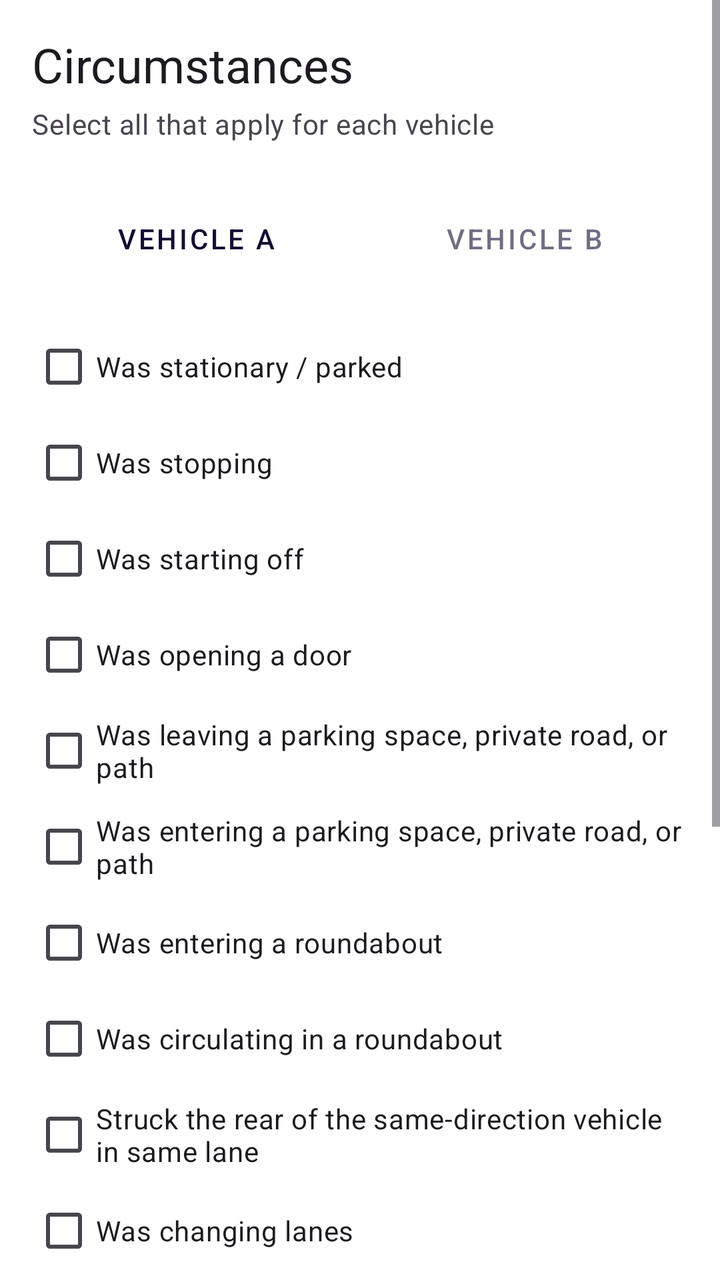
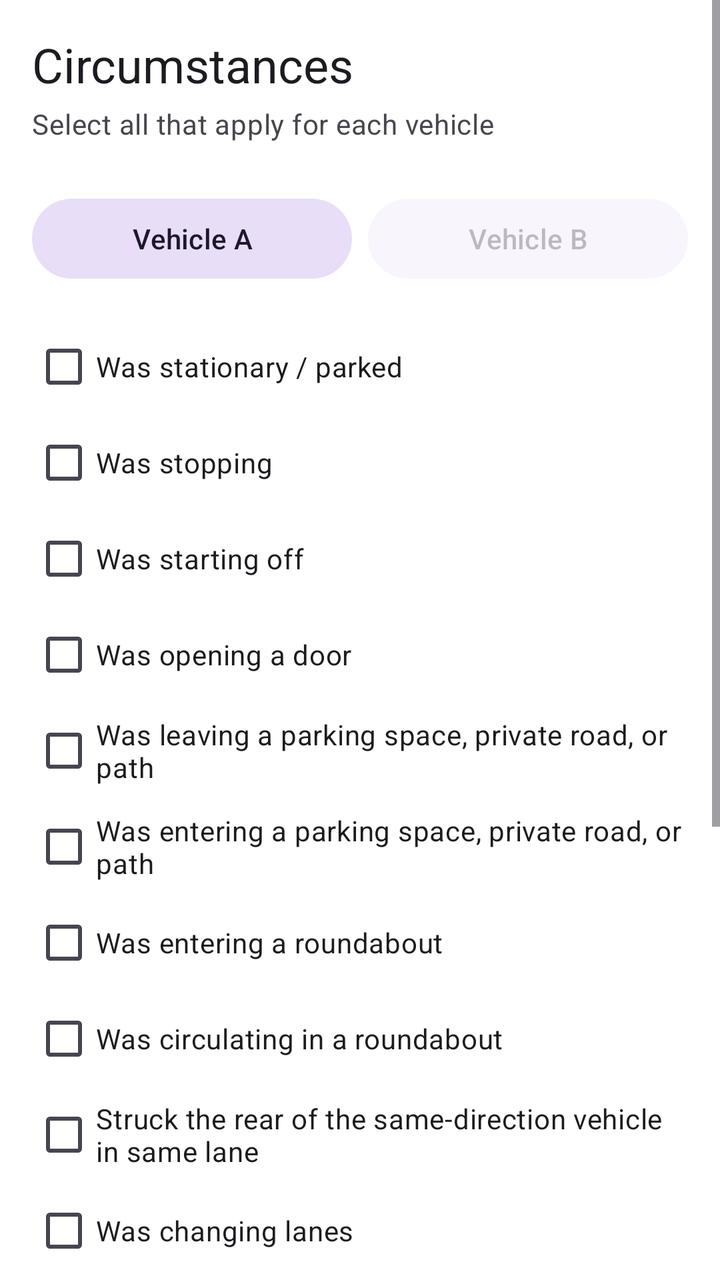

Before-and-after screenshots of an Android layout around one commit, followed by the original layout XML and the change that was made.
<!-- AndroidManifest.xml: application theme Theme.AccidentReportingApp -->
<!-- res/layout/step_circumstances.xml -->
<?xml version="1.0" encoding="utf-8"?>
<ScrollView xmlns:android="http://schemas.android.com/apk/res/android"
    android:layout_width="match_parent"
    android:layout_height="match_parent"
    android:fillViewport="true">

    <LinearLayout
        android:layout_width="match_parent"
        android:layout_height="wrap_content"
        android:orientation="vertical"
        android:padding="16dp">

        <TextView
            android:id="@+id/text_step_title"
            android:layout_width="match_parent"
            android:layout_height="wrap_content"
            android:text="Circumstances"
            android:textAppearance="?attr/textAppearanceHeadline5"
            android:textColor="?android:attr/textColorPrimary" />

        <TextView
            android:layout_width="match_parent"
            android:layout_height="wrap_content"
            android:layout_marginTop="4dp"
            android:text="Select all that apply for each vehicle"
            android:textAppearance="?attr/textAppearanceBody2"
            android:textColor="?android:attr/textColorSecondary" />

        <LinearLayout
            android:layout_width="match_parent"
            android:layout_height="wrap_content"
            android:layout_marginTop="24dp"
            android:orientation="horizontal">

            <com.google.android.material.button.MaterialButton
                android:id="@+id/tab_circ_a"
                style="@style/Widget.MaterialComponents.Button.TextButton"
                android:layout_width="0dp"
                android:layout_height="wrap_content"
                android:layout_weight="1"
                android:text="Vehicle A" />

            <com.google.android.material.button.MaterialButton
                android:id="@+id/tab_circ_b"
                style="@style/Widget.MaterialComponents.Button.TextButton"
                android:layout_width="0dp"
                android:layout_height="wrap_content"
                android:layout_weight="1"
                android:alpha="0.6"
                android:text="Vehicle B" />
        </LinearLayout>

        <LinearLayout
            android:id="@+id/circumstances_content"
            android:layout_width="match_parent"
            android:layout_height="wrap_content"
            android:layout_marginTop="16dp"
            android:orientation="vertical">

            <com.google.android.material.checkbox.MaterialCheckBox
                android:id="@+id/check_parked"
                android:layout_width="match_parent"
                android:layout_height="wrap_content"
                android:text="Was stationary / parked" />

            <com.google.android.material.checkbox.MaterialCheckBox
                android:id="@+id/check_stopping"
                android:layout_width="match_parent"
                android:layout_height="wrap_content"
                android:text="Was stopping" />

            <com.google.android.material.checkbox.MaterialCheckBox
                android:id="@+id/check_starting_off"
                android:layout_width="match_parent"
                android:layout_height="wrap_content"
                android:text="Was starting off" />

            <com.google.android.material.checkbox.MaterialCheckBox
                android:id="@+id/check_opening_door"
                android:layout_width="match_parent"
                android:layout_height="wrap_content"
                android:text="Was opening a door" />

            <com.google.android.material.checkbox.MaterialCheckBox
                android:id="@+id/check_leaving_parking"
                android:layout_width="match_parent"
                android:layout_height="wrap_content"
                android:text="Was leaving a parking space, private road, or path" />

            <com.google.android.material.checkbox.MaterialCheckBox
                android:id="@+id/check_entering_parking"
                android:layout_width="match_parent"
                android:layout_height="wrap_content"
                android:text="Was entering a parking space, private road, or path" />

            <com.google.android.material.checkbox.MaterialCheckBox
                android:id="@+id/check_entering_roundabout"
                android:layout_width="match_parent"
                android:layout_height="wrap_content"
                android:text="Was entering a roundabout" />

            <com.google.android.material.checkbox.MaterialCheckBox
                android:id="@+id/check_circulating_roundabout"
                android:layout_width="match_parent"
                android:layout_height="wrap_content"
                android:text="Was circulating in a roundabout" />

            <com.google.android.material.checkbox.MaterialCheckBox
                android:id="@+id/check_rear_end_same"
                android:layout_width="match_parent"
                android:layout_height="wrap_content"
                android:text="Struck the rear of the same-direction vehicle in same lane" />

            <com.google.android.material.checkbox.MaterialCheckBox
                android:id="@+id/check_changing_lanes"
                android:layout_width="match_parent"
                android:layout_height="wrap_content"
                android:text="Was changing lanes" />

            <com.google.android.material.checkbox.MaterialCheckBox
                android:id="@+id/check_overtaking"
                android:layout_width="match_parent"
                android:layout_height="wrap_content"
                android:text="Was overtaking" />

            <com.google.android.material.checkbox.MaterialCheckBox
                android:id="@+id/check_turning_right"
                android:layout_width="match_parent"
                android:layout_height="wrap_content"
                android:text="Was turning right" />

            <com.google.android.material.checkbox.MaterialCheckBox
                android:id="@+id/check_turning_left"
                android:layout_width="match_parent"
                android:layout_height="wrap_content"
                android:text="Was turning left" />

            <com.google.android.material.checkbox.MaterialCheckBox
                android:id="@+id/check_reversing"
                android:layout_width="match_parent"
                android:layout_height="wrap_content"
                android:text="Was reversing" />

            <com.google.android.material.checkbox.MaterialCheckBox
                android:id="@+id/check_entering_opposite"
                android:layout_width="match_parent"
                android:layout_height="wrap_content"
                android:text="Was encroaching on the opposite lane" />

            <com.google.android.material.checkbox.MaterialCheckBox
                android:id="@+id/check_from_right"
                android:layout_width="match_parent"
                android:layout_height="wrap_content"
                android:text="Was coming from the right at an intersection" />

            <com.google.android.material.checkbox.MaterialCheckBox
                android:id="@+id/check_failed_priority"
                android:layout_width="match_parent"
                android:layout_height="wrap_content"
                android:text="Failed to observe priority / ran a red light" />
        </LinearLayout>

    </LinearLayout>
</ScrollView>
<!-- resources referenced by this layout -->
<resources>
  <style name="Theme.AccidentReportingApp" parent="Base.Theme.AccidentReportingApp" />
  <style name="Base.Theme.AccidentReportingApp" parent="Theme.Material3.DayNight.NoActionBar">
          
          <item name="colorPrimary">@color/primary</item>
          <item name="colorOnPrimary">@color/white</item>
          <item name="colorPrimaryContainer">@color/primary_container</item>
  
          
          <item name="android:windowBackground">@color/white</item>
      </style>
  <color name="primary">#120D31</color>
  <color name="white">#FFFFFFFF</color>
  <color name="primary_container">#F0D3F7</color>
</resources>

<!-- the commit's change to res/layout/step_circumstances.xml (unified diff, before → after) -->
@@ -34,20 +34,22 @@
 
             <com.google.android.material.button.MaterialButton
                 android:id="@+id/tab_circ_a"
-                style="@style/Widget.MaterialComponents.Button.TextButton"
+                style="@style/Widget.Material3.Button.TonalButton"
                 android:layout_width="0dp"
                 android:layout_height="wrap_content"
                 android:layout_weight="1"
-                android:text="Vehicle A" />
+                android:text="@string/header_vehicle_a"
+                android:layout_marginEnd="4dp"/>
 
             <com.google.android.material.button.MaterialButton
                 android:id="@+id/tab_circ_b"
-                style="@style/Widget.MaterialComponents.Button.TextButton"
+                style="@style/Widget.Material3.Button.TonalButton"
                 android:layout_width="0dp"
                 android:layout_height="wrap_content"
                 android:layout_weight="1"
-                android:alpha="0.6"
-                android:text="Vehicle B" />
+                android:text="@string/header_vehicle_b"
+                android:layout_marginStart="4dp"
+                android:alpha="0.3"/>
         </LinearLayout>
 
         <LinearLayout
<!-- resource entries referenced after the edit -->
@@ -1,5 +1,7 @@
 <!-- resources referenced by this layout -->
 <resources>
+  <string name="header_vehicle_a">Vehicle A</string>
+  <string name="header_vehicle_b">Vehicle B</string>
   <style name="Theme.AccidentReportingApp" parent="Base.Theme.AccidentReportingApp" />
   <style name="Base.Theme.AccidentReportingApp" parent="Theme.Material3.DayNight.NoActionBar">
           
@@ -10,7 +12,7 @@
           
           <item name="android:windowBackground">@color/white</item>
       </style>
-  <color name="primary">#120D31</color>
+  <color name="primary">#003B8E</color>
   <color name="white">#FFFFFFFF</color>
   <color name="primary_container">#F0D3F7</color>
 </resources>
